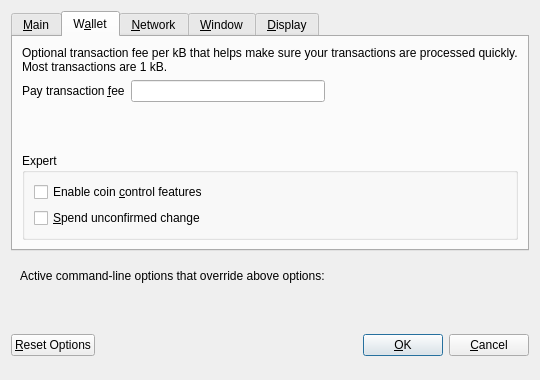
Old version of the form src/qt/forms/optionsdialog.ui in the repository MintcoinCommunity/Mintcoin-Desktop-Wallet.
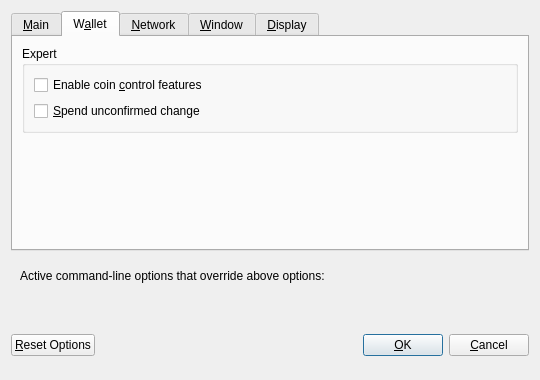
New version of the form. The open tabs and pages were chosen to show the change. Custom widgets are drawn as their Qt base class.

Commit message: Wallet move and misc fixes/improvements

```diff
--- a/src/qt/forms/optionsdialog.ui
+++ b/src/qt/forms/optionsdialog.ui
@@ -137,65 +137,6 @@
        <string>W&amp;allet</string>
       </attribute>
       <layout class="QVBoxLayout" name="verticalLayout_Wallet">
-       <item>
-        <widget class="QLabel" name="transactionFeeInfoLabel">
-         <property name="text">
-          <string>Optional transaction fee per kB that helps make sure your transactions are processed quickly. Most transactions are 1 kB.</string>
-         </property>
-         <property name="textFormat">
-          <enum>Qt::PlainText</enum>
-         </property>
-         <property name="wordWrap">
-          <bool>true</bool>
-         </property>
-        </widget>
-       </item>
-       <item>
-        <layout class="QHBoxLayout" name="horizontalLayout_1_Wallet">
-         <item>
-          <widget class="QLabel" name="transactionFeeLabel">
-           <property name="text">
-            <string>Pay transaction &amp;fee</string>
-           </property>
-           <property name="textFormat">
-            <enum>Qt::PlainText</enum>
-           </property>
-           <property name="buddy">
-            <cstring>transactionFee</cstring>
-           </property>
-          </widget>
-         </item>
-         <item>
-          <widget class="BitcoinAmountField" name="transactionFee"/>
-         </item>
-         <item>
-          <spacer name="horizontalSpacer_1_Wallet">
-           <property name="orientation">
-            <enum>Qt::Horizontal</enum>
-           </property>
-           <property name="sizeHint" stdset="0">
-            <size>
-             <width>40</width>
-             <height>20</height>
-            </size>
-           </property>
-          </spacer>
-         </item>
-        </layout>
-       </item>
-       <item>
-        <spacer name="verticalSpacer_Wallet">
-         <property name="orientation">
-          <enum>Qt::Vertical</enum>
-         </property>
-         <property name="sizeHint" stdset="0">
-          <size>
-           <width>20</width>
-           <height>40</height>
-          </size>
-         </property>
-        </spacer>
-       </item>
        <item>
         <widget class="QGroupBox" name="groupBox">
          <property name="title">
@@ -225,6 +166,19 @@
          </layout>
         </widget>
        </item>
+       <item>
+        <spacer name="verticalSpacer_Wallet">
+         <property name="orientation">
+          <enum>Qt::Vertical</enum>
+         </property>
+         <property name="sizeHint" stdset="0">
+          <size>
+           <width>20</width>
+           <height>40</height>
+          </size>
+         </property>
+        </spacer>
+       </item>
       </layout>
      </widget>
      <widget class="QWidget" name="tabNetwork">
@@ -613,12 +567,6 @@
   </layout>
  </widget>
  <customwidgets>
-  <customwidget>
-   <class>BitcoinAmountField</class>
-   <extends>QLineEdit</extends>
-   <header>bitcoinamountfield.h</header>
-   <container>1</container>
-  </customwidget>
   <customwidget>
    <class>QValidatedLineEdit</class>
    <extends>QLineEdit</extends>
```
The commit also changes 62 other files.
